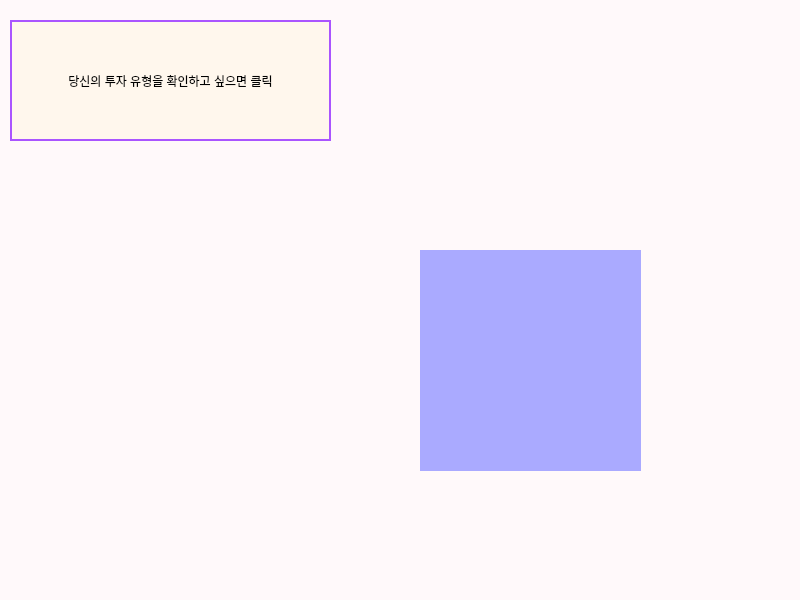
Above: gui/ui/test_result.ui from daejlee/Noodle_Company before the change. Below: the same form after it.
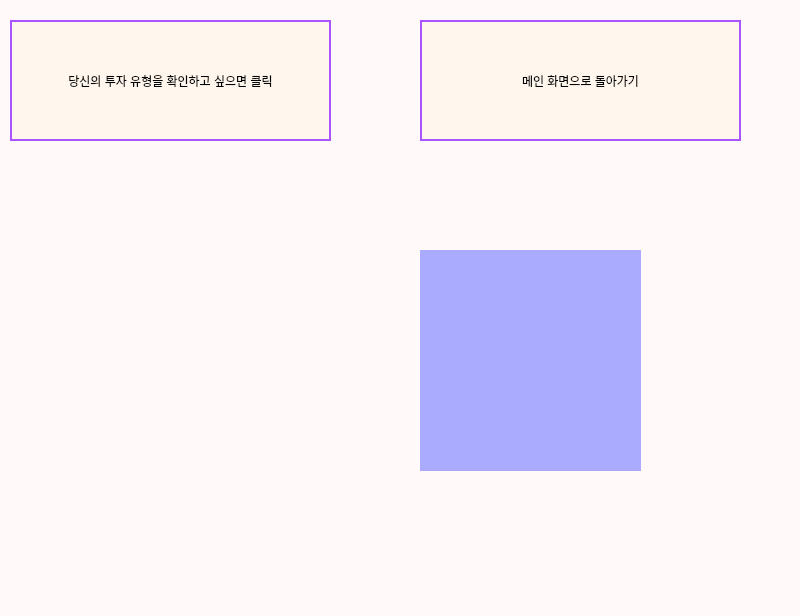
That is the form after the change.

The edit to the form file:
```diff
--- a/gui/ui/test_result.ui
+++ b/gui/ui/test_result.ui
@@ -7,7 +7,7 @@
     <x>0</x>
     <y>0</y>
     <width>800</width>
-    <height>600</height>
+    <height>616</height>
    </rect>
   </property>
   <property name="windowTitle">
@@ -62,6 +62,35 @@
      <string/>
     </property>
    </widget>
+   <widget class="QPushButton" name="pushButton_2">
+    <property name="geometry">
+     <rect>
+      <x>420</x>
+      <y>20</y>
+      <width>321</width>
+      <height>121</height>
+     </rect>
+    </property>
+    <property name="styleSheet">
+     <string notr="true">QPushButton{
+	background-color: rgb(255, 247, 237);
+	gridline-color: rgb(170, 85, 255);
+	border-radius: 25Px;
+	border: 2px solid rgb(170, 85, 255);
+}
+QPushButton:hover{
+	
+	background-color: rgb(255, 187, 255);
+	color: rgb(255, 255, 255);
+}
+QPushButton:pressed{
+	background-color: rgb(170, 170, 255);
+}</string>
+    </property>
+    <property name="text">
+     <string>메인 화면으로 돌아가기</string>
+    </property>
+   </widget>
   </widget>
   <widget class="QMenuBar" name="menubar">
    <property name="geometry">
```
Left out of the diff: 2 changed lines with no effect on the pictures.
